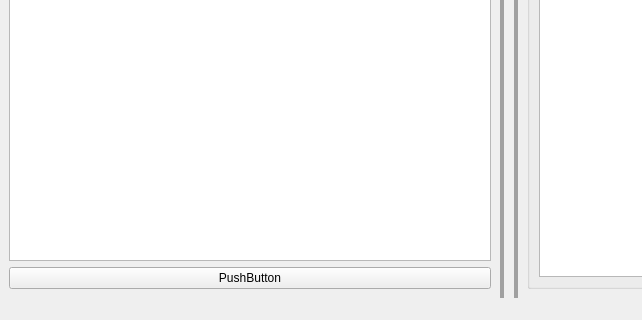
This is mainwindow.ui in ShadobaDev/Platemaker-qt as Qt 5 draws it before an edit; both pictures show x 0 to 642 and y 247 to 567 of the 836 by 567 pixel window. The edited form follows.
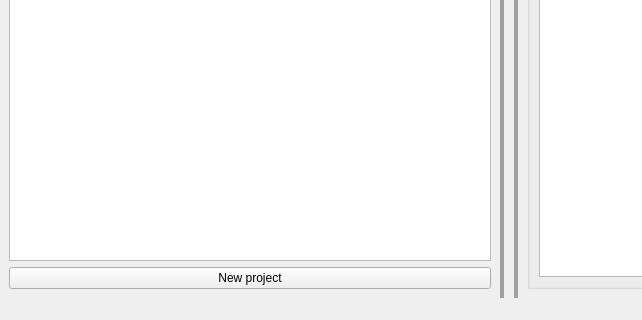
This is the edited form.

Patch:
```diff
--- a/mainwindow.ui
+++ b/mainwindow.ui
@@ -253,7 +253,7 @@
        <item>
         <widget class="QPushButton" name="pushButtonNewProject">
          <property name="text">
-          <string>PushButton</string>
+          <string>New project</string>
          </property>
         </widget>
        </item>
```
Left out of the diff: 6 changed lines with no effect on the pictures.
